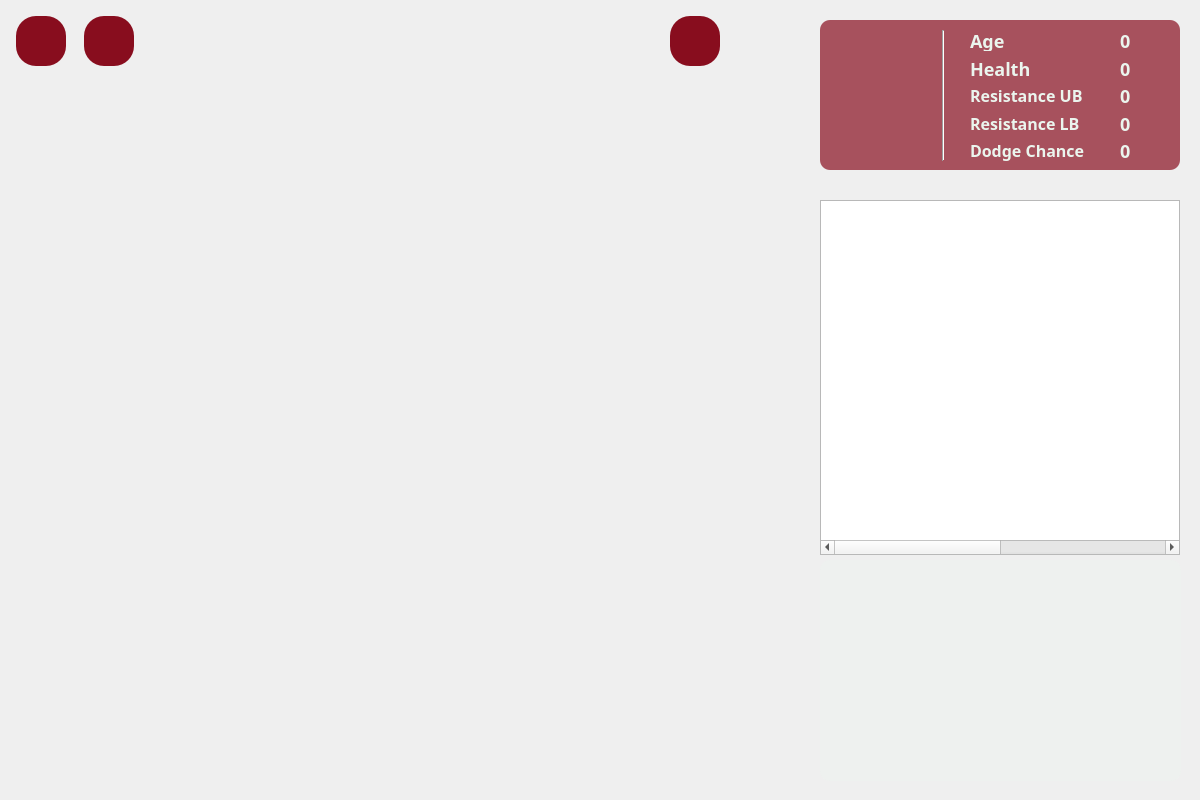
ce-itcr/Gladiators-GBP, file app/game.ui: the form before one commit.
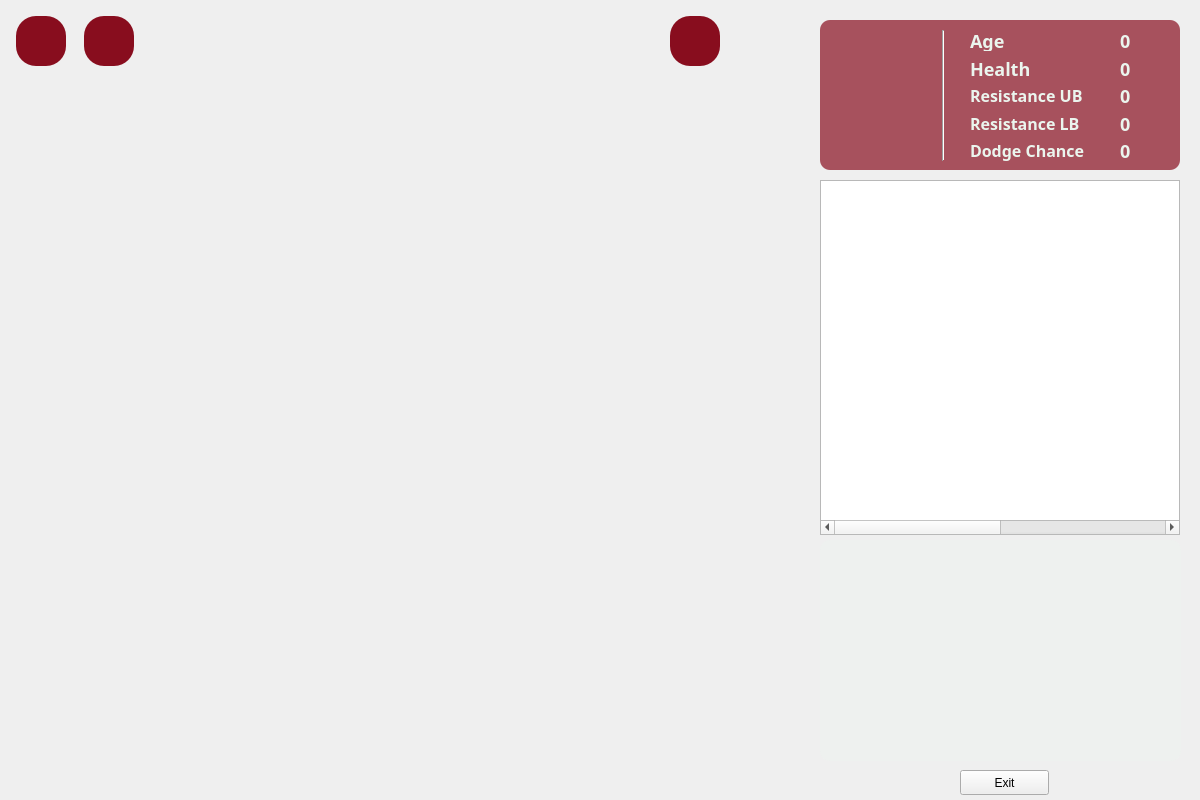
The form after the commit. Icons and pictures are not drawn.

Commit message: Created an exit button in Game Decreased the spawn delay to 500ms

```diff
--- a/app/game.ui
+++ b/app/game.ui
@@ -112,7 +112,7 @@
    <property name="geometry">
     <rect>
      <x>820</x>
-     <y>200</y>
+     <y>180</y>
      <width>360</width>
      <height>355</height>
     </rect>
@@ -335,7 +335,7 @@
    <property name="geometry">
     <rect>
      <x>820</x>
-     <y>560</y>
+     <y>540</y>
      <width>361</width>
      <height>221</height>
     </rect>
@@ -581,6 +581,19 @@
     <string>0</string>
    </property>
   </widget>
+  <widget class="QPushButton" name="exitButton">
+   <property name="geometry">
+    <rect>
+     <x>960</x>
+     <y>770</y>
+     <width>89</width>
+     <height>25</height>
+    </rect>
+   </property>
+   <property name="text">
+    <string>Exit</string>
+   </property>
+  </widget>
  </widget>
  <resources>
   <include location="imgresources.qrc"/>
```
The commit also changes 6 other files.
